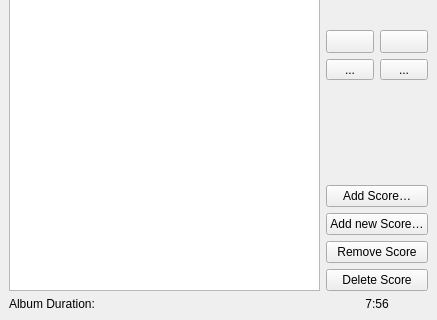
Above: mscore/albummanager.ui from SKefalidis/MuseScore before the change; both pictures show x 0 to 437 and y 189 to 509 of the 437 by 509 pixel window. Below: the same form after it.
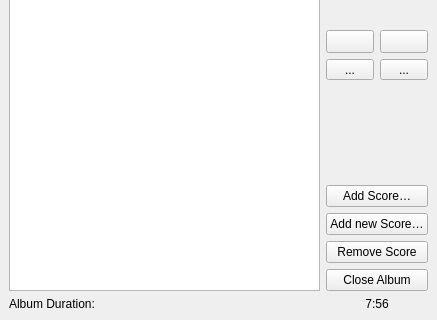
That is the form after the change. Icons and pictures are not drawn.

Commit message: fix for deleting scores when closing tab + closeButton

```diff
--- a/mscore/albummanager.ui
+++ b/mscore/albummanager.ui
@@ -163,7 +163,7 @@
       <item row="14" column="1">
        <widget class="QPushButton" name="deleteButton">
         <property name="text">
-         <string>Delete Score</string>
+         <string>Close Album</string>
         </property>
        </widget>
       </item>
```
Left out of the diff: 10 changed lines with no effect on the pictures. The commit also changes 3 other files.
